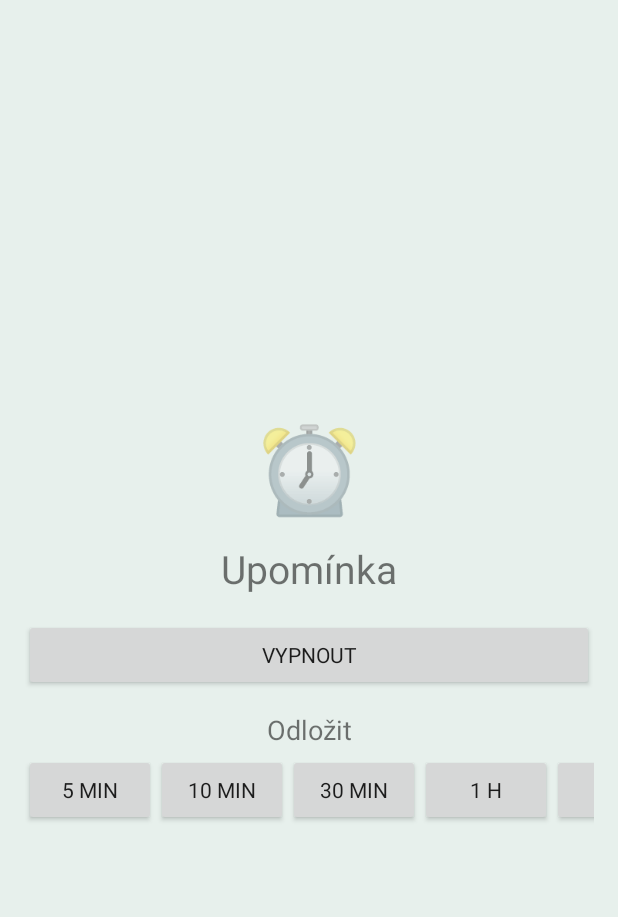
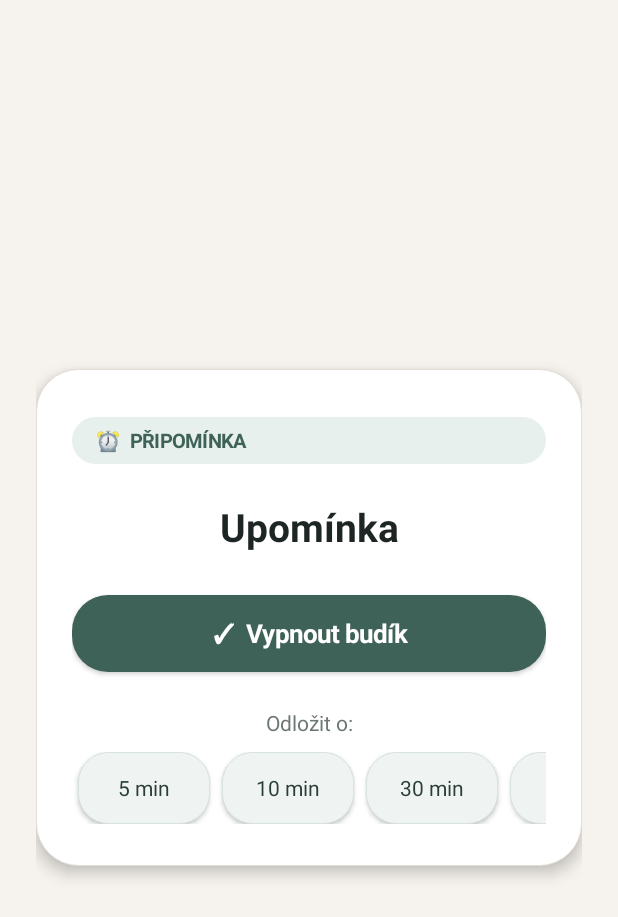
Before and after one commit to MuziTechno/pripominkovac, an Android app: the RingActivity screen opened directly, with no data from a screen before it, on a phone screen of 412 x 824 dp. Shown: the top 917 px of the screen. Run offline under Robolectric (Android 15) with nearby library versions, the phone set to English and light mode, and no system bars.

Commit message:
Update RingActivity.kt

```diff
--- a/app/src/main/java/cz/nezapomen/app/RingActivity.kt
+++ b/app/src/main/java/cz/nezapomen/app/RingActivity.kt
@@ -3,6 +3,10 @@ package cz.nezapomen.app
 import android.app.NotificationManager
 import android.content.Context
 import android.graphics.Color
+import android.graphics.Typeface
+import android.graphics.drawable.GradientDrawable
+import android.media.AudioAttributes
+import android.media.AudioManager
 import android.os.Build
 import android.os.Bundle
 import android.os.Handler
@@ -43,9 +47,17 @@ class RingActivity : AppCompatActivity(), TextToSpeech.OnInitListener {
         repeatRule = intent.getStringExtra("repeat") ?: "none"
         baseAt = intent.getLongExtra("baseAt", System.currentTimeMillis())
 
-        setShowWhenLocked(true)
-        setTurnScreenOn(true)
-        window.addFlags(WindowManager.LayoutParams.FLAG_KEEP_SCREEN_ON)
+        if (Build.VERSION.SDK_INT >= Build.VERSION_CODES.O_MR1) {
+            setShowWhenLocked(true)
+            setTurnScreenOn(true)
+        }
+        @Suppress("DEPRECATION")
+        window.addFlags(
+            WindowManager.LayoutParams.FLAG_SHOW_WHEN_LOCKED or
+            WindowManager.LayoutParams.FLAG_TURN_SCREEN_ON or
+            WindowManager.LayoutParams.FLAG_KEEP_SCREEN_ON or
+            WindowManager.LayoutParams.FLAG_DISMISS_KEYGUARD
+        )
 
         tts = TextToSpeech(this, this)
         startVibration()
@@ -58,43 +70,86 @@ class RingActivity : AppCompatActivity(), TextToSpeech.OnInitListener {
             if (res == TextToSpeech.LANG_MISSING_DATA || res == TextToSpeech.LANG_NOT_SUPPORTED) {
                 tts?.setLanguage(Locale.getDefault())
             }
+            tts?.setAudioAttributes(
+                AudioAttributes.Builder()
+                    .setUsage(AudioAttributes.USAGE_ALARM)
+                    .setContentType(AudioAttributes.CONTENT_TYPE_SPEECH)
+                    .build()
+            )
             tts?.setSpeechRate(0.95f)
             speakReminder()
-            speechHandler.postDelayed({ speakReminder() }, 5500L)
+            speechHandler.postDelayed({ speakReminder() }, 5000L)
         }
     }
 
     private fun speakReminder() {
         try {
             val cleanText = alarmText.trim().ifEmpty { "Upomínka" }
-            tts?.speak("Připomínka: $cleanText", TextToSpeech.QUEUE_FLUSH, null, "alarm_tts")
+            val params = Bundle().apply {
+                putInt(TextToSpeech.Engine.KEY_PARAM_STREAM, AudioManager.STREAM_ALARM)
+                putFloat(TextToSpeech.Engine.KEY_PARAM_VOLUME, 1.0f)
+            }
+            tts?.speak("Připomínka: $cleanText", TextToSpeech.QUEUE_FLUSH, params, "alarm_tts")
         } catch (_: Exception) {
         }
     }
 
+    private fun dp(v: Int): Int = (v * resources.displayMetrics.density).toInt()
+
+    private fun pillDrawable(bgColor: Int, radiusDp: Int, strokeColor: Int = Color.TRANSPARENT): GradientDrawable {
+        return GradientDrawable().apply {
+            shape = GradientDrawable.RECTANGLE
+            cornerRadius = dp(radiusDp).toFloat()
+            setColor(bgColor)
+            if (strokeColor != Color.TRANSPARENT) {
+                setStroke(dp(1), strokeColor)
+            }
+        }
+    }
     private fun createAlarmScreen(): LinearLayout {
         val root = LinearLayout(this).apply {
             orientation = LinearLayout.VERTICAL
             gravity = Gravity.CENTER
-            setPadding(24, 40, 24, 40)
-            setBackgroundColor(Color.rgb(231, 240, 236))
+            setPadding(dp(24), dp(36), dp(24), dp(36))
+            setBackgroundColor(Color.parseColor("#F6F3EE"))
         }
 
-        root.addView(TextView(this).apply {
-            text = "⏰"
-            textSize = 56f
-            gravity = Gravity.CENTER
-        })
+        val card = LinearLayout(this).apply {
+            orientation = LinearLayout.VERTICAL
+            gravity = Gravity.CENTER_HORIZONTAL
+            setPadding(dp(24), dp(32), dp(24), dp(28))
+            background = pillDrawable(Color.WHITE, 28, Color.parseColor("#E3DFD7"))
+            elevation = dp(6).toFloat()
+        }
 
-        root.addView(TextView(this).apply {
+        val badge = TextView(this).apply {
+            text = "⏰  PŘIPOMÍNKA"
+            textSize = 13f
+            setTypeface(null, Typeface.BOLD)
+            setTextColor(Color.parseColor("#3F6258"))
+            background = pillDrawable(Color.parseColor("#E7F0EC"), 20)
+            setPadding(dp(16), dp(7), dp(16), dp(7))
+        }
+        card.addView(badge)
+
+        val titleView = TextView(this).apply {
             text = alarmText
             textSize = 26f
+            setTypeface(null, Typeface.BOLD)
+            setTextColor(Color.parseColor("#1D2624"))
             gravity = Gravity.CENTER
-            setPadding(0, 20, 0, 24)
-        })
+            setPadding(dp(8), dp(24), dp(8), dp(28))
+        }
+        card.addView(titleView)
 
-        root.addView(Button(this).apply {
-            text = "Vypnout"
+        val stopBtn = Button(this).apply {
+            text = "✓  Vypnout budík"
+            textSize = 17f
+            isAllCaps = false
+            setTypeface(null, Typeface.BOLD)
+            setTextColor(Color.WHITE)
+            background = pillDrawable(Color.parseColor("#3F6258"), 24)
+            setPadding(dp(36), dp(14), dp(36), dp(14))
             setOnClickListener {
                 if (repeatRule == "none") {
                     recordAlarmUpdate(alarmId, 0L, 0L, true)
@@ -112,14 +167,17 @@ class RingActivity : AppCompatActivity(), TextToSpeech.OnInitListener {
                 }
                 stopAlarmAndClose(cancelNotification = false)
             }
-        })
+        }
+        card.addView(stopBtn)
 
-        root.addView(TextView(this).apply {
-            text = "Odložit"
-            textSize = 18f
+        val snoozeLabel = TextView(this).apply {
+            text = "Odložit o:"
+            textSize = 14f
+            setTextColor(Color.parseColor("#6D7875"))
             gravity = Gravity.CENTER
-            setPadding(0, 20, 0, 6)
-        })
+            setPadding(0, dp(24), 0, dp(10))
+        }
+        card.addView(snoozeLabel)
 
         val snoozeRow = LinearLayout(this).apply {
             orientation = LinearLayout.HORIZONTAL
@@ -127,8 +185,19 @@ class RingActivity : AppCompatActivity(), TextToSpeech.OnInitListener {
         }
 
         listOf(5, 10, 30, 60, 120, 180).forEach { minutes ->
-            snoozeRow.addView(Button(this).apply {
+            val btn = Button(this).apply {
                 text = if (minutes < 60) "$minutes min" else "${minutes / 60} h"
+                textSize = 14f
+                isAllCaps = false
+                setTextColor(Color.parseColor("#2A3D38"))
+                background = pillDrawable(Color.parseColor("#EFF4F2"), 20, Color.parseColor("#D5E2DD"))
+                setPadding(dp(16), dp(10), dp(16), dp(10))
+                val lp = LinearLayout.LayoutParams(
+                    LinearLayout.LayoutParams.WRAP_CONTENT,
+                    LinearLayout.LayoutParams.WRAP_CONTENT
+                )
+                lp.setMargins(dp(4), 0, dp(4), 0)
+                layoutParams = lp
                 setOnClickListener {
                     val snoozeAt = System.currentTimeMillis() + minutes.toLong() * 60_000L
                     AlarmScheduler.schedule(
@@ -142,13 +211,20 @@ class RingActivity : AppCompatActivity(), TextToSpeech.OnInitListener {
                     recordAlarmUpdate(alarmId, snoozeAt, baseAt, false)
                     stopAlarmAndClose(cancelNotification = true)
                 }
-            })
+            }
+            snoozeRow.addView(btn)
         }
 
-        root.addView(HorizontalScrollView(this).apply {
+        val scroll = HorizontalScrollView(this).apply {
             isHorizontalScrollBarEnabled = false
             addView(snoozeRow)
-        })
+        }
+        card.addView(scroll)
+
+        root.addView(card, LinearLayout.LayoutParams(
+            LinearLayout.LayoutParams.MATCH_PARENT,
+            LinearLayout.LayoutParams.WRAP_CONTENT
+        ))
 
         return root
     }
```
